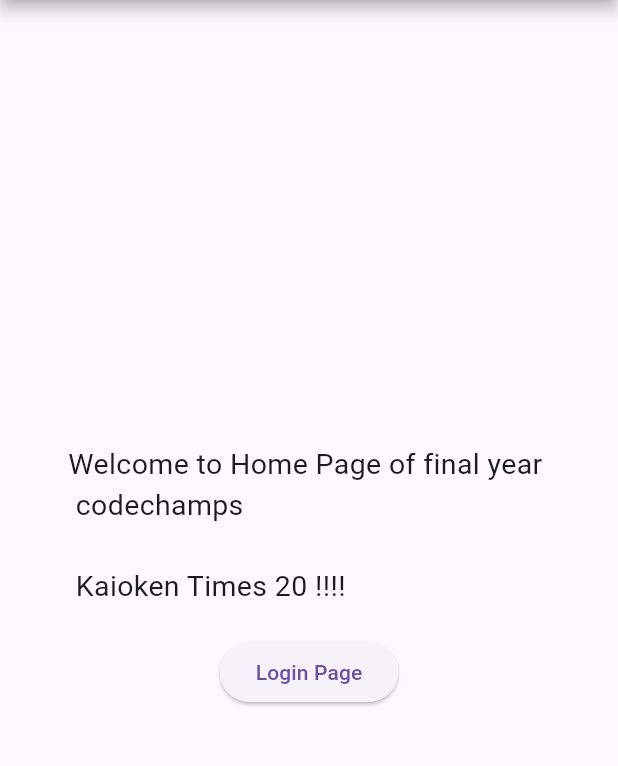
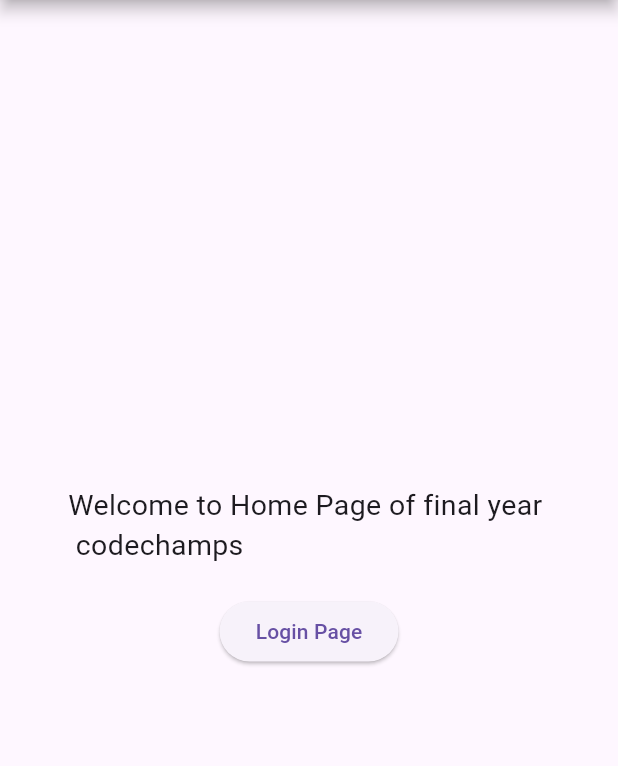
Before and after one commit to Shayan-Sen/final_year_codechamps_2, a Flutter app: the HomePage screen opened directly, on a phone screen of 412 x 824 dp, the part 84-850 px from its top. Run offline on Flutter 3.47's test engine with Material 3 defaults, Android fonts, the light colour scheme and no system bars; our stand-ins replace cloud_firestore, file_picker, firebase_auth, firebase_core, flutter_dotenv, google_generative_ai; missing offline and left inert: flutter_ai_toolkit; accounts and stored records are empty; generated files the repository leaves out were written again.

Commit message:
Updated homepage.dart

```diff
--- a/lib/pages/home/homepage.dart
+++ b/lib/pages/home/homepage.dart
@@ -20,7 +20,7 @@ class HomePage extends StatelessWidget {
           crossAxisAlignment: CrossAxisAlignment.center,
           children: [
             Text(
-              "Welcome to Home Page of final year \n codechamps \n\n Kaioken Times 20 !!!! ",
+              "Welcome to Home Page of final year \n codechamps",
               style: TextStyle(fontSize: 19),
             ),
             SizedBox(height: 20),
```
